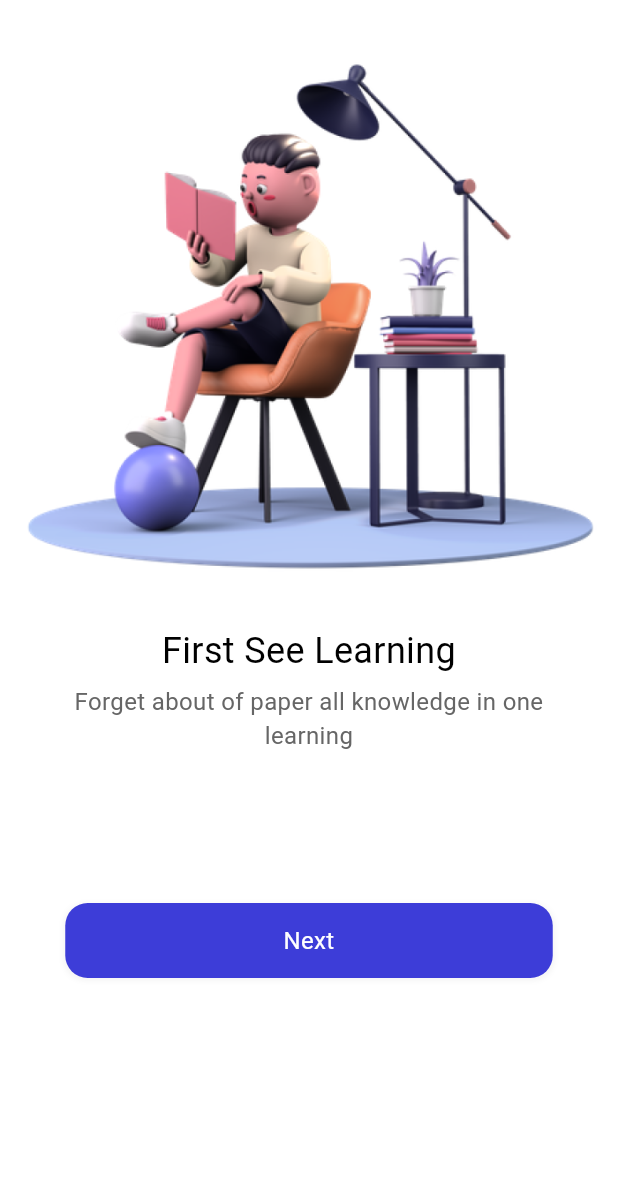
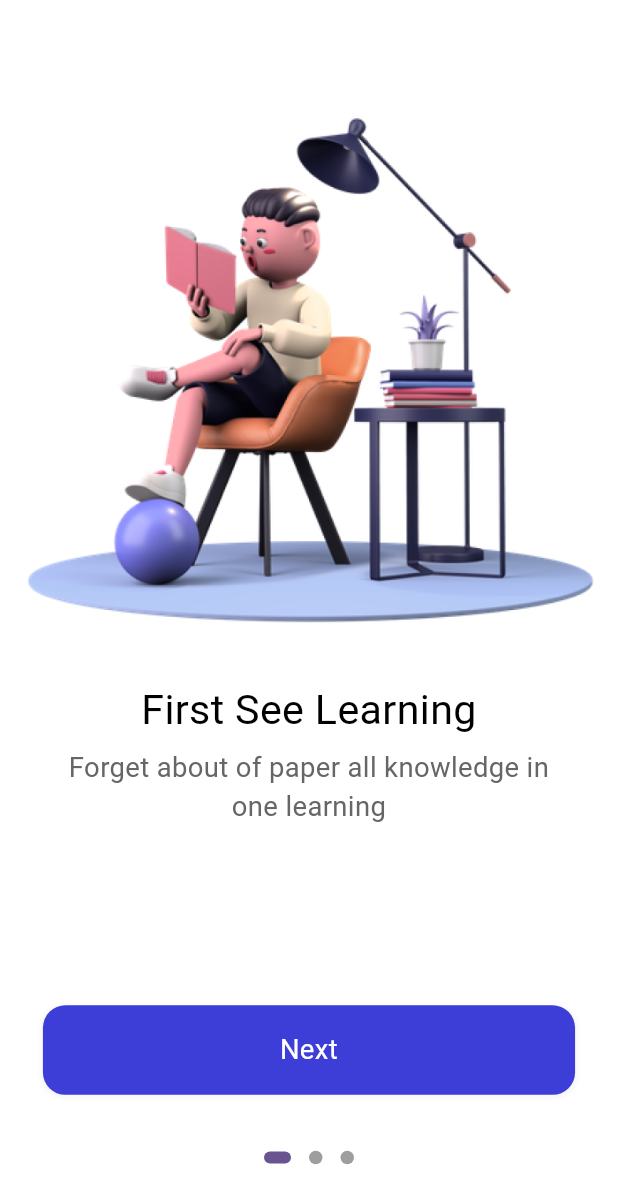
Before and after one commit to bungongtoto/ulearning_app, a Flutter app: the screen it shows after launch, after a tap on "Next", on a phone screen of 412 x 824 dp. Shown: the top 1204 px of the screen. Run offline on Flutter 3.47's test engine with Material 2 defaults, Android fonts, the light colour scheme and no system bars; drawn by our look-alikes of dots_indicator; our stand-ins replace flutter_riverpod, flutter_screenutil, riverpod_annotation; generated files the repository leaves out were written again.

Commit message:
completed welcome page and introduce routes

```diff
--- a/lib/common/widgets/text_widgets.dart
+++ b/lib/common/widgets/text_widgets.dart
@@ -1,4 +1,5 @@
 import 'package:flutter/material.dart';
+import 'package:flutter_screenutil/flutter_screenutil.dart';
 import 'package:ulearning_app/common/utils/app_colors.dart';
 
 Widget text24Normal({String text = '', Color color = AppColors.primaryText}) {
@@ -7,7 +8,7 @@ Widget text24Normal({String text = '', Color color = AppColors.primaryText}) {
     textAlign: TextAlign.center,
     style: TextStyle(
       color: color,
-      fontSize: 24,
+      fontSize: 24.sp,
       fontWeight: FontWeight.normal,
     ),
   );
@@ -20,7 +21,7 @@ Widget text16Normal(
     textAlign: TextAlign.center,
     style: TextStyle(
       color: color,
-      fontSize: 16,
+      fontSize: 16.sp,
       fontWeight: FontWeight.normal,
     ),
   );
--- a/lib/main.dart
+++ b/lib/main.dart
@@ -1,5 +1,7 @@
 import 'package:flutter/material.dart';
 import 'package:flutter_riverpod/flutter_riverpod.dart';
+import 'package:flutter_screenutil/flutter_screenutil.dart';
+import 'package:ulearning_app/pages/sign_in/sign_in.dart';
 import 'package:ulearning_app/pages/welcome/welcome.dart';
 
 void main() {
@@ -11,13 +13,27 @@ class MyApp extends StatelessWidget {
 
   @override
   Widget build(BuildContext context) {
-    return MaterialApp(
-      title: 'Flutter Demo',
-      theme: ThemeData(
-        colorScheme: ColorScheme.fromSeed(seedColor: Colors.deepPurple),
-        useMaterial3: true,
-      ),
-      home: Welcome(),
+    return ScreenUtilInit(
+      designSize: Size(MediaQuery.of(context).size.width,
+          MediaQuery.of(context).size.height),
+      minTextAdapt: true,
+      splitScreenMode: true,
+      builder: (context, child) {
+        ScreenUtil.init(context);
+        return MaterialApp(
+          title: 'Flutter Demo',
+          theme: ThemeData(
+              colorScheme: ColorScheme.fromSeed(seedColor: Colors.deepPurple),
+              useMaterial3: true,
+              textTheme: TextTheme(bodyMedium: TextStyle(fontSize: 20.sp))),
+          initialRoute: "/",
+          routes: {
+            "/": (context) => Welcome(),
+            "/signIn": (context) => const SignIn()
+          },
+          //home: Welcome(),
+        );
+      },
     );
   }
 }
@@ -26,72 +42,72 @@ final appCount = StateProvider<int>((ref) {
   return 1;
 });
 
-class MyHomePage extends ConsumerWidget {
-  const MyHomePage({super.key});
+// class MyHomePage extends ConsumerWidget {
+//   const MyHomePage({super.key});
 
-  @override
-  Widget build(BuildContext context, WidgetRef ref) {
-    int count = ref.watch(appCount);
-    return Scaffold(
-      appBar: AppBar(
-        backgroundColor: Theme.of(context).colorScheme.inversePrimary,
-        title: const Text('Riverpod App'),
-        centerTitle: true,
-      ),
-      body: Center(
-        child: Column(
-          mainAxisAlignment: MainAxisAlignment.center,
-          children: <Widget>[
-            const Text(
-              'You have pushed the button this many times:',
-            ),
-            Text(
-              count.toString(),
-              style: Theme.of(context).textTheme.headlineMedium,
-            ),
-          ],
-        ),
-      ),
-      floatingActionButton: Row(
-        mainAxisAlignment: MainAxisAlignment.spaceEvenly,
-        children: [
-          FloatingActionButton(
-            heroTag: 'one',
-            onPressed: () {
-              Navigator.of(context).push(MaterialPageRoute(
-                  builder: (BuildContext context) => const SecondPage()));
-            },
-            tooltip: 'Increment',
-            child: const Icon(Icons.arrow_right_rounded),
-          ),
-          FloatingActionButton(
-            heroTag: 'two',
-            onPressed: () {
-              ref.read(appCount.notifier).state++;
-            },
-            tooltip: 'Increment',
-            child: const Icon(Icons.add),
-          ),
-        ],
-      ),
-    );
-  }
-}
+//   @override
+//   Widget build(BuildContext context, WidgetRef ref) {
+//     int count = ref.watch(appCount);
+//     return Scaffold(
+//       appBar: AppBar(
+//         backgroundColor: Theme.of(context).colorScheme.inversePrimary,
+//         title: const Text('Riverpod App'),
+//         centerTitle: true,
+//       ),
+//       body: Center(
+//         child: Column(
+//           mainAxisAlignment: MainAxisAlignment.center,
+//           children: <Widget>[
+//             const Text(
+//               'You have pushed the button this many times:',
+//             ),
+//             Text(
+//               count.toString(),
+//               style: Theme.of(context).textTheme.headlineMedium,
+//             ),
+//           ],
+//         ),
+//       ),
+//       floatingActionButton: Row(
+//         mainAxisAlignment: MainAxisAlignment.spaceEvenly,
+//         children: [
+//           FloatingActionButton(
+//             heroTag: 'one',
+//             onPressed: () {
+//               Navigator.of(context).push(MaterialPageRoute(
+//                   builder: (BuildContext context) => const SecondPage()));
+//             },
+//             tooltip: 'Increment',
+//             child: const Icon(Icons.arrow_right_rounded),
+//           ),
+//           FloatingActionButton(
+//             heroTag: 'two',
+//             onPressed: () {
+//               ref.read(appCount.notifier).state++;
+//             },
+//             tooltip: 'Increment',
+//             child: const Icon(Icons.add),
+//           ),
+//         ],
+//       ),
+//     );
+//   }
+// }
 
-class SecondPage extends ConsumerWidget {
-  const SecondPage({super.key});
+// class SecondPage extends ConsumerWidget {
+//   const SecondPage({super.key});
 
-  @override
-  Widget build(BuildContext context, WidgetRef ref) {
-    int count = ref.watch(appCount);
-    return Scaffold(
-      appBar: AppBar(),
-      body: Center(
-        child: Text(
-          '$count',
-          style: const TextStyle(fontSize: 30),
-        ),
-      ),
-    );
-  }
-}
+//   @override
+//   Widget build(BuildContext context, WidgetRef ref) {
+//     int count = ref.watch(appCount);
+//     return Scaffold(
+//       appBar: AppBar(),
+//       body: Center(
+//         child: Text(
+//           '$count',
+//           style: const TextStyle(fontSize: 30),
+//         ),
+//       ),
+//     );
+//   }
+// }
--- /dev/null
+++ b/lib/pages/sign_in/widgets/sign_in_widgets.dart
@@ -0,0 +1,5 @@
+import 'package:flutter/material.dart';
+
+AppBar buildAppbar() {
+  return AppBar();
+}
--- /dev/null
+++ b/lib/pages/welcome/notifier/welcome_notifier.dart
@@ -0,0 +1,17 @@
+// ignore: depend_on_referenced_packages
+import 'package:riverpod_annotation/riverpod_annotation.dart';
+part 'welcome_notifier.g.dart';
+
+@riverpod
+class IndexDot extends _$IndexDot {
+  @override
+  int build() {
+    return 0;
+  }
+
+  void changeIndex(int value) {
+    state = value;
+  }
+}
+
+//command::::flutter pub run build_runner watch --delete-conflicting-outputs
--- a/lib/pages/welcome/welcome.dart
+++ b/lib/pages/welcome/welcome.dart
@@ -1,31 +1,48 @@
+import 'package:dots_indicator/dots_indicator.dart';
 import 'package:flutter/material.dart';
+import 'package:flutter_riverpod/flutter_riverpod.dart';
+import 'package:flutter_screenutil/flutter_screenutil.dart';
+import 'package:ulearning_app/pages/welcome/notifier/welcome_notifier.dart';
 import 'package:ulearning_app/pages/welcome/widgets.dart';
 
-class Welcome extends StatelessWidget {
+class Welcome extends ConsumerWidget {
   Welcome({super.key});
 
   final PageController _controller = PageController();
 
   @override
-  Widget build(BuildContext context) {
-    return Scaffold(
+  Widget build(BuildContext context, WidgetRef ref) {
+    final index = ref.watch(indexDotProvider);
+    return Container(
+      color: Colors.white,
+      child: SafeArea(
+        child: Scaffold(
           backgroundColor: Colors.white,
-      body: Stack(
+          body: Container(
+            margin: EdgeInsets.only(top: 30.h),
+            child: Stack(
+              alignment: Alignment.topCenter,
               children: [
                 PageView(
+                  onPageChanged: (value) {
+                    ref.read(indexDotProvider.notifier).changeIndex(value);
+                  },
                   controller: _controller,
                   scrollDirection: Axis.horizontal,
                   children: [
                     //first page
                     appOnboardingPage(
                       _controller,
+                      context,
                       imagePath: 'assets/images/reading.png',
                       title: 'First See Learning',
-                subTitle: 'Forget about of paper all knowledge in one learning',
+                      subTitle:
+                          'Forget about of paper all knowledge in one learning',
                       index: 1,
                     ),
                     appOnboardingPage(
                       _controller,
+                      context,
                       imagePath: 'assets/images/man.png',
                       title: 'Connect With Everyone',
                       subTitle:
@@ -34,6 +51,7 @@ class Welcome extends StatelessWidget {
                     ),
                     appOnboardingPage(
                       _controller,
+                      context,
                       imagePath: 'assets/images/boy.png',
                       title: 'Always Facinated Learning',
                       subTitle:
@@ -42,12 +60,23 @@ class Welcome extends StatelessWidget {
                     ),
                   ],
                 ),
-          const Positioned(
-            bottom: 100,
-            left: 20,
-            child: Text(''),
+                Positioned(
+                  bottom: 35.h,
+                  child: DotsIndicator(
+                    position: index,
+                    dotsCount: 3,
+                    mainAxisAlignment: MainAxisAlignment.center,
+                    decorator: DotsDecorator(
+                        size: const Size.square(9.0),
+                        activeSize: const Size(18.0, 8.0),
+                        activeShape: RoundedRectangleBorder(
+                            borderRadius: BorderRadius.circular(5.w))),
+                  ),
                 ),
               ],
+            ),
+          ),
+        ),
       ),
     );
   }
--- a/lib/pages/welcome/widgets.dart
+++ b/lib/pages/welcome/widgets.dart
@@ -1,11 +1,14 @@
 import 'package:flutter/material.dart';
+import 'package:flutter_screenutil/flutter_screenutil.dart';
 import 'package:ulearning_app/common/utils/app_colors.dart';
 import 'package:ulearning_app/common/widgets/app_shadows.dart';
+import 'package:ulearning_app/pages/sign_in/sign_in.dart';
 
 import '../../common/widgets/text_widgets.dart';
 
 Widget appOnboardingPage(
-  PageController controller, {
+  PageController controller,
+  BuildContext context, {
   String imagePath = 'assets/images/reading.png',
   String title = '',
   String subTitle = '',
@@ -18,22 +21,26 @@ Widget appOnboardingPage(
         fit: BoxFit.fitWidth,
       ),
       Container(
-        margin: const EdgeInsets.only(top: 5),
+        margin: EdgeInsets.only(top: 5.h),
         child: text24Normal(text: title),
       ),
       Container(
-        margin: const EdgeInsets.only(top: 5),
-        padding: const EdgeInsets.only(left: 30, right: 30),
+        margin: EdgeInsets.only(top: 5.h),
+        padding: EdgeInsets.only(left: 30.w, right: 30.w),
         child: text16Normal(
           text: subTitle,
         ),
       ),
-      _nextButton(index, controller),
+      _nextButton(
+        index,
+        controller,
+        context,
+      ),
     ],
   );
 }
 
-Widget _nextButton(int index, PageController controller) {
+Widget _nextButton(int index, PageController controller, BuildContext context) {
   return GestureDetector(
     onTap: () {
       if (index < 3) {
@@ -42,16 +49,27 @@ Widget _nextButton(int index, PageController controller) {
           duration: const Duration(milliseconds: 300),
           curve: Curves.linear,
         );
+      } else {
+        Navigator.pushNamed(
+          context,
+          "/signIn",
+        );
+        // Navigator.push(
+        //   context,
+        //   MaterialPageRoute(
+        //     builder: (context) => const SignIn(),
+        //   ),
+        // );
       }
     },
     child: Container(
-      width: 325,
-      height: 50,
-      margin: const EdgeInsets.only(top: 100, left: 25, right: 25),
+      width: 325.w,
+      height: 50.h,
+      margin: EdgeInsets.only(top: 100.h, left: 25.w, right: 25.w),
       decoration: appBoxShadow(),
       child: Center(
         child: text16Normal(
-          text: "Next",
+          text: index < 3 ? "Next" : "Get Started",
           color: AppColors.primaryBackground,
         ),
       ),
--- a/pubspec.yaml
+++ b/pubspec.yaml
@@ -36,6 +36,9 @@ dependencies:
   # Use with the CupertinoIcons class for iOS style icons.
   cupertino_icons: ^1.0.2
   flutter_riverpod: ^2.4.0
+  dots_indicator: ^3.0.0
+  flutter_screenutil: ^5.9.0
+  riverpod_generator: ^2.3.2
 
 dev_dependencies:
   flutter_test:
@@ -47,6 +50,7 @@ dev_dependencies:
   # package. See that file for information about deactivating specific lint
   # rules and activating additional ones.
   flutter_lints: ^2.0.0
+  build_runner: ^2.4.6
 
 # For information on the generic Dart part of this file, see the
 # following page: https://dart.dev/tools/pub/pubspec
```
Also changed, not shown: lib/pages/sign_in/sign_in.dart (added, +21 -0 lines), lib/pages/welcome/notifier/welcome_notifier.g.dart (added), pubspec.lock. Lines whose indentation alone changed are shown as unchanged.
